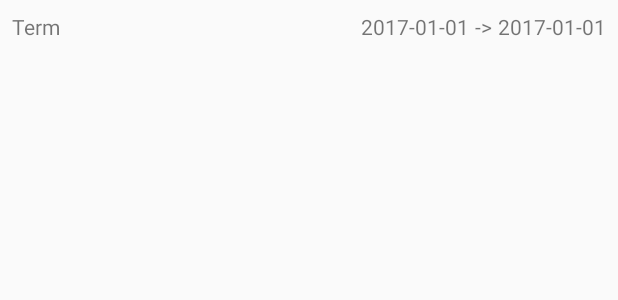
After one commit to AstraeusTitan/C196, an Android app: the layout term_list_adapter_layout.xml on its own in the app's theme, with its tools: preview values and no code run, on a phone screen of 412 x 824 dp. The commit adds this screen. Shown: the top 300 px of the screen. Run offline under Robolectric (Android 15) with nearby library versions, the phone set to English and light mode, and no system bars.

Commit message:
database schema updated: -no longer enforces foreign key constraints(this might be reimplemented later) added ability to start TermsListActivity from MainActivity(via button) added ListView and necessary CursorAdapter to TermsListActivity in order to render list of terms

```diff
--- a/app/src/main/AndroidManifest.xml
+++ b/app/src/main/AndroidManifest.xml
@@ -16,6 +16,9 @@
                 <category android:name="android.intent.category.LAUNCHER" />
             </intent-filter>
         </activity>
+        <activity
+            android:name=".TermListDisplay"
+            android:label="@string/terms" />
     </application>
 
 </manifest>
--- a/app/src/main/java/DatabaseHelper.java
+++ b/app/src/main/java/com/development/astraeus/c196/DatabaseHelper.java
@@ -1,6 +1,10 @@
+package com.development.astraeus.c196;
+
 import android.content.Context;
 import android.database.sqlite.SQLiteDatabase;
 import android.database.sqlite.SQLiteOpenHelper;
+
+import com.development.astraeus.c196.DatabaseContract;
 
 /**
  * Created by Astraeus on 10/15/2017.
@@ -16,7 +20,6 @@ public class DatabaseHelper extends SQLiteOpenHelper {
 
     @Override
     public void onCreate(SQLiteDatabase db) {
-        db.execSQL("PRAGMA foreign_keys=ON;");
         db.execSQL(DatabaseContract.Terms.CREATE_TABLE);
         db.execSQL(DatabaseContract.Mentors.CREATE_TABLE);
         db.execSQL(DatabaseContract.PhoneNumbers.CREATE_TABLE);
@@ -28,7 +31,6 @@ public class DatabaseHelper extends SQLiteOpenHelper {
 
     @Override
     public void onUpgrade(SQLiteDatabase db, int oldVersion, int newVersion) {
-        db.execSQL("PRAGMA foreign_keys=ON;");
         db.execSQL("DROP TABLE IF EXISTS " + DatabaseContract.Terms.TABLE_NAME);
         db.execSQL("DROP TABLE IF EXISTS " + DatabaseContract.Mentors.TABLE_NAME);
         db.execSQL("DROP TABLE IF EXISTS " + DatabaseContract.PhoneNumbers.TABLE_NAME);
--- /dev/null
+++ b/app/src/main/res/layout/term_list_adapter_layout.xml
@@ -0,0 +1,42 @@
+<?xml version="1.0" encoding="utf-8"?>
+<RelativeLayout
+    xmlns:android="http://schemas.android.com/apk/res/android"
+    android:layout_width="match_parent"
+    android:layout_height="match_parent"
+    android:orientation="horizontal"
+    android:padding="8dp">
+    <TextView
+        android:id="@+id/titleLabel"
+        android:layout_width="wrap_content"
+        android:layout_height="wrap_content"
+        android:layout_alignParentLeft="true"
+        android:layout_alignParentStart="true"
+        android:text="Term" />
+
+    <TextView
+        android:id="@+id/endLabel"
+        android:layout_width="wrap_content"
+        android:layout_height="wrap_content"
+        android:layout_alignParentRight="true"
+        android:layout_alignParentEnd="true"
+        android:text="2017-01-01" />
+
+    <TextView
+        android:id="@+id/arrow"
+        android:layout_width="wrap_content"
+        android:layout_height="wrap_content"
+        android:layout_marginLeft="4dp"
+        android:layout_marginRight="4dp"
+        android:layout_toLeftOf="@id/endLabel"
+        android:layout_toStartOf="@id/endLabel"
+        android:text="->" />
+
+    <TextView
+        android:id="@+id/startLabel"
+        android:layout_width="wrap_content"
+        android:layout_height="wrap_content"
+        android:layout_toLeftOf="@id/arrow"
+        android:layout_toStartOf="@id/arrow"
+        android:text="2017-01-01" />
+
+</RelativeLayout>
--- a/app/src/main/res/values/strings.xml
+++ b/app/src/main/res/values/strings.xml
@@ -1,3 +1,4 @@
 <resources>
     <string name="app_name">C196</string>
+    <string name="terms">Terms</string>
 </resources>
```
Also changed, not shown: app/src/main/java/com/development/astraeus/c196/DatabaseContract.java (renamed from app/src/main/java/DatabaseContract.java, +17 -14 lines), app/src/main/java/com/development/astraeus/c196/MainActivity.java (+11 -0 lines), app/src/main/java/com/development/astraeus/c196/TermListAdapter.java (added, +46 -0 lines), app/src/main/java/com/development/astraeus/c196/TermListDisplay.java (added, +24 -0 lines), app/src/main/res/layout/activity_main.xml (+4 -3 lines), app/src/main/res/layout/activity_term_list_display.xml (added, +21 -0 lines).
